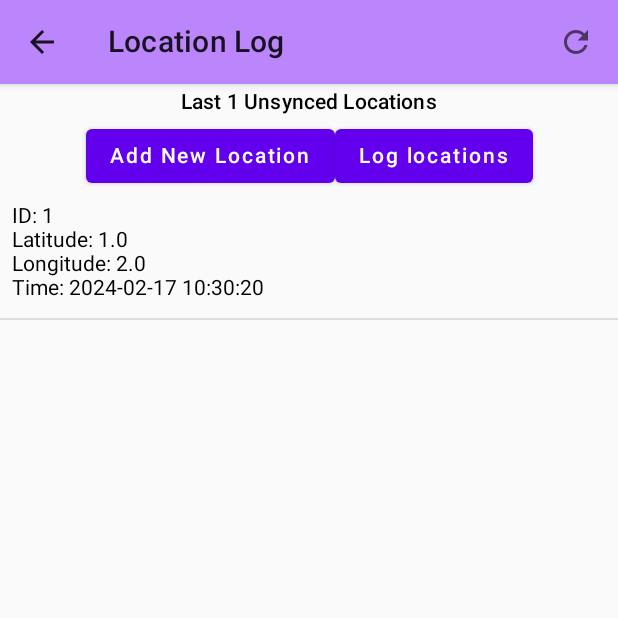
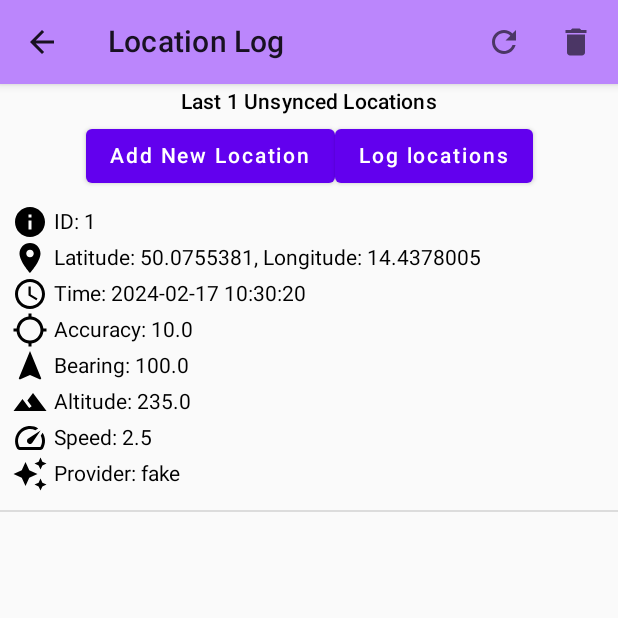
Before and after one commit to marekStef/decentralised-storage-system, an Android app built with Jetpack Compose: the MainScreen screen opened through its navigation route, after a tap on "Show Data", on a phone screen of 412 x 824 dp, the top half of it. Run offline under Robolectric (Android 15) with nearby library versions, the phone set to English and light mode, and no system bars; our stand-ins replace Room's generated code, accompanist, livedata-compose; 1 other tap on this screen came first.

Commit message:
Location tracker service now stores the locations in the database;

```diff
--- a/source_apps/locationTracker/app/src/main/java/com/example/locationtracker/App.kt
+++ b/source_apps/locationTracker/app/src/main/java/com/example/locationtracker/App.kt
@@ -14,7 +14,7 @@ class App: Application() {
         val channel = NotificationChannel(
             Constants.NOTIFICATION_CHANNEL_ID,
             Constants.NOTIFICATION_CHANNEL_NAME,
-            NotificationManager.IMPORTANCE_HIGH
+            NotificationManager.IMPORTANCE_LOW
         )
 
         val notificationManager = getSystemService(Context.NOTIFICATION_SERVICE) as NotificationManager
--- a/source_apps/locationTracker/app/src/main/java/com/example/locationtracker/MainActivity.kt
+++ b/source_apps/locationTracker/app/src/main/java/com/example/locationtracker/MainActivity.kt
@@ -32,8 +32,6 @@ import com.example.locationtracker.screens.registrationScreen.RegistrationScreen
 import com.example.locationtracker.utils.*
 import com.example.locationtracker.viewModel.MainViewModel
 import com.google.accompanist.systemuicontroller.rememberSystemUiController
-
-
 
 class MainActivity : ComponentActivity() {
     private lateinit var dbManager : LogsManager;
--- a/source_apps/locationTracker/app/src/main/java/com/example/locationtracker/data/database/dataAccessObjects/LocationDAO.kt
+++ b/source_apps/locationTracker/app/src/main/java/com/example/locationtracker/data/database/dataAccessObjects/LocationDAO.kt
@@ -15,4 +15,7 @@ interface LocationDao {
 
     @Query("SELECT * FROM location ORDER BY id DESC LIMIT :limit OFFSET :offset")
     suspend fun getLocationsWithLimitOffset(limit: Int, offset: Int): List<Location>
+
+    @Query("DELETE FROM location")
+    suspend fun deleteAllLocations()
 }
--- a/source_apps/locationTracker/app/src/main/java/com/example/locationtracker/data/database/entities/Location.kt
+++ b/source_apps/locationTracker/app/src/main/java/com/example/locationtracker/data/database/entities/Location.kt
@@ -8,5 +8,12 @@ data class Location(
     @PrimaryKey(autoGenerate = true) val id: Int = 0,
     val latitude: Double,
     val longitude: Double,
+    val accuracy: Float?,
+    val bearing: Float?,
+    val bearingAccuracy: Float?,
+    val altitude: Double?,
+    val speed: Float?,
+    val speedAccuracyMetersPerSecond: Float?,
+    val provider: String?,
     val time: Long
 )
--- a/source_apps/locationTracker/app/src/main/java/com/example/locationtracker/screens/logScreen/LogScreen.kt
+++ b/source_apps/locationTracker/app/src/main/java/com/example/locationtracker/screens/logScreen/LogScreen.kt
@@ -4,7 +4,6 @@ import androidx.compose.foundation.layout.*
 import androidx.compose.material.Button
 import androidx.compose.material.Text
 import androidx.compose.runtime.Composable
-import androidx.compose.runtime.livedata.observeAsState
 import androidx.compose.ui.Alignment
 import androidx.compose.ui.Modifier
 import androidx.compose.ui.unit.dp
@@ -14,15 +13,25 @@ import com.example.locationtracker.data.database.entities.Location
 
 import androidx.compose.foundation.lazy.LazyColumn
 import androidx.compose.foundation.lazy.items
+import androidx.compose.material.AlertDialog
 import androidx.compose.material.icons.Icons
-import androidx.compose.material.icons.filled.ArrowBack
 import androidx.compose.material.Divider
 import androidx.compose.material.Icon
 import androidx.compose.material.IconButton
 import androidx.compose.material.MaterialTheme
+import androidx.compose.material.TextButton
 import androidx.compose.material.TopAppBar
 import androidx.compose.material.icons.automirrored.filled.ArrowBack
+import androidx.compose.material.icons.filled.AccessTime
+import androidx.compose.material.icons.filled.AutoAwesome
+import androidx.compose.material.icons.filled.Delete
+import androidx.compose.material.icons.filled.Info
+import androidx.compose.material.icons.filled.LocationSearching
+import androidx.compose.material.icons.filled.Navigation
+import androidx.compose.material.icons.filled.Place
 import androidx.compose.material.icons.filled.Refresh
+import androidx.compose.material.icons.filled.Speed
+import androidx.compose.material.icons.filled.Terrain
 import androidx.compose.runtime.LaunchedEffect
 import androidx.compose.runtime.getValue
 import androidx.compose.runtime.mutableStateOf
@@ -30,6 +39,7 @@ import androidx.compose.runtime.remember
 import androidx.compose.runtime.rememberCoroutineScope
 import androidx.compose.runtime.setValue
 import androidx.compose.ui.res.colorResource
+import com.example.locationtracker.data.NewLocation
 import kotlinx.coroutines.launch
 import java.text.SimpleDateFormat
 import java.util.Date
@@ -38,6 +48,8 @@ import java.util.Locale
 
 @Composable
 fun LogScreen(navController: NavController, logsManager: LogsManager) {
+    var showDeleteLocationsDialog by remember { mutableStateOf(false) }
+
     var locations by remember { mutableStateOf(listOf<Location>()) } // mutable state list that holds the current locations to be displayed; defined with remember to survive recompositions and initialized with an empty list
     val coroutineScope = rememberCoroutineScope()
 
@@ -57,11 +69,42 @@ fun LogScreen(navController: NavController, logsManager: LogsManager) {
         }
     }
 
+    fun deleteAllLocations() {
+        coroutineScope.launch {
+            logsManager.deleteAllLocations()
+            locations = emptyList()
+        }
+    }
+
     // LaunchedEffect(Unit) ensures refreshLocations is called when the composable first enters the composition,
     // effectively loading the locations initially and also providing a mechanism to refresh the list whenever the refresh button is tapped
     LaunchedEffect(Unit) {
         refreshLocations()
     }
+
+    if (showDeleteLocationsDialog) {
+        AlertDialog(
+            onDismissRequest = { showDeleteLocationsDialog = false },
+            title = { Text("Delete All Locations") },
+            text = { Text("Are you sure you want to delete all locations? This action cannot be undone.") },
+            confirmButton = {
+                TextButton(
+                    onClick = {
+                        deleteAllLocations()
+                        showDeleteLocationsDialog = false
+                    }
+                ) {
+                    Text("Confirm")
+                }
+            },
+            dismissButton = {
+                TextButton(onClick = { showDeleteLocationsDialog = false }) {
+                    Text("Cancel")
+                }
+            }
+        )
+    }
+
 
     Column(
         modifier = Modifier.fillMaxSize(),
@@ -90,13 +133,34 @@ fun LogScreen(navController: NavController, logsManager: LogsManager) {
                         contentDescription = "Reload Locations"
                     )
                 }
+                IconButton(onClick = { showDeleteLocationsDialog = true }) {
+                    Icon(
+                        imageVector = Icons.Filled.Delete,
+                        contentDescription = "Delete All Locations"
+                    )
+                }
             }
         )
 
         Text("Last ${locations.size} Unsynced Locations", style = MaterialTheme.typography.subtitle2)
 
         Row {
-            Button(onClick = { logsManager.saveNewLocation(1.0, 2.0) }) {
+            Button(onClick = {
+                logsManager.saveNewLocation(
+                    NewLocation(
+                    latitude = 50.0755381,
+                    longitude = 14.4378005,
+                    accuracy = 10.0f,
+                    bearing = 100.0f,
+                    bearingAccuracy = 5.0f,
+                    altitude = 235.0,
+                    speed = 2.5f,
+                    speedAccuracyMetersPerSecond = 1.5f,
+                    provider = "fake"
+                )).also {
+                    refreshLocations()
+                }
+            }) {
                 Text("Add New Location")
             }
             Button(onClick = { logsManager.logLast10Locations() }) {
@@ -137,15 +201,59 @@ fun LogScreen(navController: NavController, logsManager: LogsManager) {
 }
 
 @Composable
-fun LocationItem(location: Location) {
+fun LocationItem(location: com.example.locationtracker.data.database.entities.Location) {
     val dateFormatter = SimpleDateFormat("yyyy-MM-dd HH:mm:ss", Locale.getDefault())
     val dateString = dateFormatter.format(Date(location.time))
 
     Column(modifier = Modifier.padding(8.dp)) {
-        Text("ID: ${location.id}")
-        Text("Latitude: ${location.latitude}")
-        Text("Longitude: ${location.longitude}")
-        Text("Time: ${dateString}")
+        Row(verticalAlignment = Alignment.CenterVertically) {
+            Icon(Icons.Filled.Info, contentDescription = "ID", modifier = Modifier.padding(end = 4.dp))
+            Text("ID: ${location.id}")
+        }
+        Row(verticalAlignment = Alignment.CenterVertically) {
+            Icon(Icons.Filled.Place, contentDescription = "Location", modifier = Modifier.padding(end = 4.dp))
+            Text("Latitude: ${location.latitude}")
+            Text(", Longitude: ${location.longitude}")
+        }
+        Row(verticalAlignment = Alignment.CenterVertically) {
+            Icon(Icons.Filled.AccessTime, contentDescription = "Time", modifier = Modifier.padding(end = 4.dp))
+            Text("Time: $dateString")
+        }
+        if (location.accuracy != null) {
+            Row(verticalAlignment = Alignment.CenterVertically) {
+                Icon(Icons.Filled.LocationSearching, contentDescription = "Accuracy", modifier = Modifier.padding(end = 4.dp))
+                Text("Accuracy: ${location.accuracy}")
+            }
+        }
+        if (location.bearing != null) {
+            Row(verticalAlignment = Alignment.CenterVertically) {
+                Icon(Icons.Filled.Navigation, contentDescription = "Bearing", modifier = Modifier.padding(end = 4.dp))
+                Text("Bearing: ${location.bearing}")
+            }
+        }
+        if (location.altitude != null) {
+            Row(verticalAlignment = Alignment.CenterVertically) {
+                Icon(Icons.Filled.Terrain, contentDescription = "Altitude", modifier = Modifier.padding(end = 4.dp))
+                Text("Altitude: ${location.altitude}")
+            }
+        }
+        if (location.speed != null) {
+            Row(verticalAlignment = Alignment.CenterVertically) {
+                Icon(Icons.Filled.Speed, contentDescription = "Speed", modifier = Modifier.padding(end = 4.dp))
+                Text("Speed: ${location.speed}")
+            }
+        }
+
+        if (location.provider != null) {
+            Row(verticalAlignment = Alignment.CenterVertically) {
+                Icon(
+                    Icons.Filled.AutoAwesome,
+                    contentDescription = "Provider",
+                    modifier = Modifier.padding(end = 4.dp)
+                )
+                Text("Provider: ${location.provider}")
+            }
+        }
     }
 
     Divider(modifier = Modifier.padding(vertical = 4.dp))
--- /dev/null
+++ b/source_apps/locationTracker/app/src/main/java/com/example/locationtracker/workManagers/SynchronisationWorkManager.kt
@@ -0,0 +1,4 @@
+package com.example.locationtracker.workManagers
+
+class SynchronisationWorkManager {
+}
```
Also changed, not shown: source_apps/locationTracker/app/build.gradle.kts (+14 -0 lines), source_apps/locationTracker/app/src/main/java/com/example/locationtracker/data/LogsManager.kt (+31 -2 lines), source_apps/locationTracker/app/src/main/java/com/example/locationtracker/foregroundServices/LocationTrackerService.kt (+119 -3 lines), source_apps/locationTracker/app/src/main/java/com/example/locationtracker/utils/Notifications.kt (added, +24 -0 lines).
